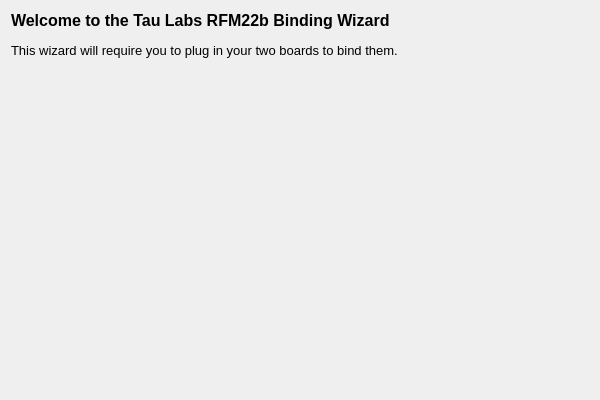
Before: the Qt Designer form ground/gcs/src/plugins/rfmbindwizard/pages/startpage.ui in TauLabs/TauLabs, drawn with Qt 5.
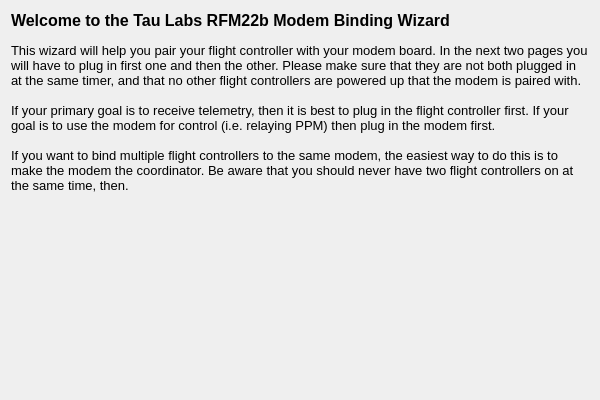
After: the same form once the commit is applied.

Commit message: GCS Bind Wizard: improve start page text

```diff
--- a/ground/gcs/src/plugins/rfmbindwizard/pages/startpage.ui
+++ b/ground/gcs/src/plugins/rfmbindwizard/pages/startpage.ui
@@ -39,9 +39,13 @@
 &lt;html&gt;&lt;head&gt;&lt;meta name=&quot;qrichtext&quot; content=&quot;1&quot; /&gt;&lt;style type=&quot;text/css&quot;&gt;
 p, li { white-space: pre-wrap; }
 &lt;/style&gt;&lt;/head&gt;&lt;body style=&quot; font-family:'.Lucida Grande UI'; font-size:13pt; font-weight:400; font-style:normal;&quot;&gt;
-&lt;p style=&quot; margin-top:0px; margin-bottom:0px; margin-left:0px; margin-right:0px; -qt-block-indent:0; text-indent:0px;&quot;&gt;&lt;span style=&quot; font-family:'MS Shell Dlg 2'; font-size:12pt; font-weight:600;&quot;&gt;Welcome to the Tau Labs RFM22b Binding Wizard&lt;/span&gt;&lt;/p&gt;
+&lt;p style=&quot; margin-top:0px; margin-bottom:0px; margin-left:0px; margin-right:0px; -qt-block-indent:0; text-indent:0px;&quot;&gt;&lt;span style=&quot; font-family:'MS Shell Dlg 2'; font-size:12pt; font-weight:600;&quot;&gt;Welcome to the Tau Labs RFM22b Modem Binding Wizard&lt;/span&gt;&lt;/p&gt;
 &lt;p style=&quot;-qt-paragraph-type:empty; margin-top:0px; margin-bottom:0px; margin-left:0px; margin-right:0px; -qt-block-indent:0; text-indent:0px; font-family:'MS Shell Dlg 2'; font-size:8pt;&quot;&gt;&lt;br /&gt;&lt;/p&gt;
-&lt;p style=&quot; margin-top:0px; margin-bottom:0px; margin-left:0px; margin-right:0px; -qt-block-indent:0; text-indent:0px;&quot;&gt;&lt;span style=&quot; font-family:'MS Shell Dlg 2'; font-size:10pt;&quot;&gt;This wizard will require you to plug in your two boards to bind them.&lt;/span&gt;&lt;/p&gt;&lt;/body&gt;&lt;/html&gt;</string>
+&lt;p style=&quot; margin-top:0px; margin-bottom:0px; margin-left:0px; margin-right:0px; -qt-block-indent:0; text-indent:0px;&quot;&gt;&lt;span style=&quot; font-family:'MS Shell Dlg 2'; font-size:10pt;&quot;&gt;This wizard will help you pair your flight controller with your modem board. In the next two pages you will have to plug in first one and then the other. Please make sure that they are not both plugged in at the same timer, and that no other flight controllers are powered up that the modem is paired with.&lt;/span&gt;&lt;/p&gt;
+&lt;p style=&quot;-qt-paragraph-type:empty; margin-top:0px; margin-bottom:0px; margin-left:0px; margin-right:0px; -qt-block-indent:0; text-indent:0px; font-family:'MS Shell Dlg 2'; font-size:10pt;&quot;&gt;&lt;br /&gt;&lt;/p&gt;
+&lt;p style=&quot; margin-top:0px; margin-bottom:0px; margin-left:0px; margin-right:0px; -qt-block-indent:0; text-indent:0px;&quot;&gt;&lt;span style=&quot; font-family:'MS Shell Dlg 2'; font-size:10pt;&quot;&gt;If your primary goal is to receive telemetry, then it is best to plug in the flight controller first. If your goal is to use the modem for control (i.e. relaying PPM) then plug in the modem first.&lt;/span&gt;&lt;/p&gt;
+&lt;p style=&quot;-qt-paragraph-type:empty; margin-top:0px; margin-bottom:0px; margin-left:0px; margin-right:0px; -qt-block-indent:0; text-indent:0px; font-family:'MS Shell Dlg 2'; font-size:10pt;&quot;&gt;&lt;br /&gt;&lt;/p&gt;
+&lt;p style=&quot; margin-top:0px; margin-bottom:0px; margin-left:0px; margin-right:0px; -qt-block-indent:0; text-indent:0px;&quot;&gt;&lt;span style=&quot; font-family:'MS Shell Dlg 2'; font-size:10pt;&quot;&gt;If you want to bind multiple flight controllers to the same modem, the easiest way to do this is to make the modem the coordinator. Be aware that you should never have two flight controllers on at the same time, then.&lt;/span&gt;&lt;/p&gt;&lt;/body&gt;&lt;/html&gt;</string>
      </property>
      <property name="alignment">
       <set>Qt::AlignLeading|Qt::AlignLeft|Qt::AlignTop</set>
```
